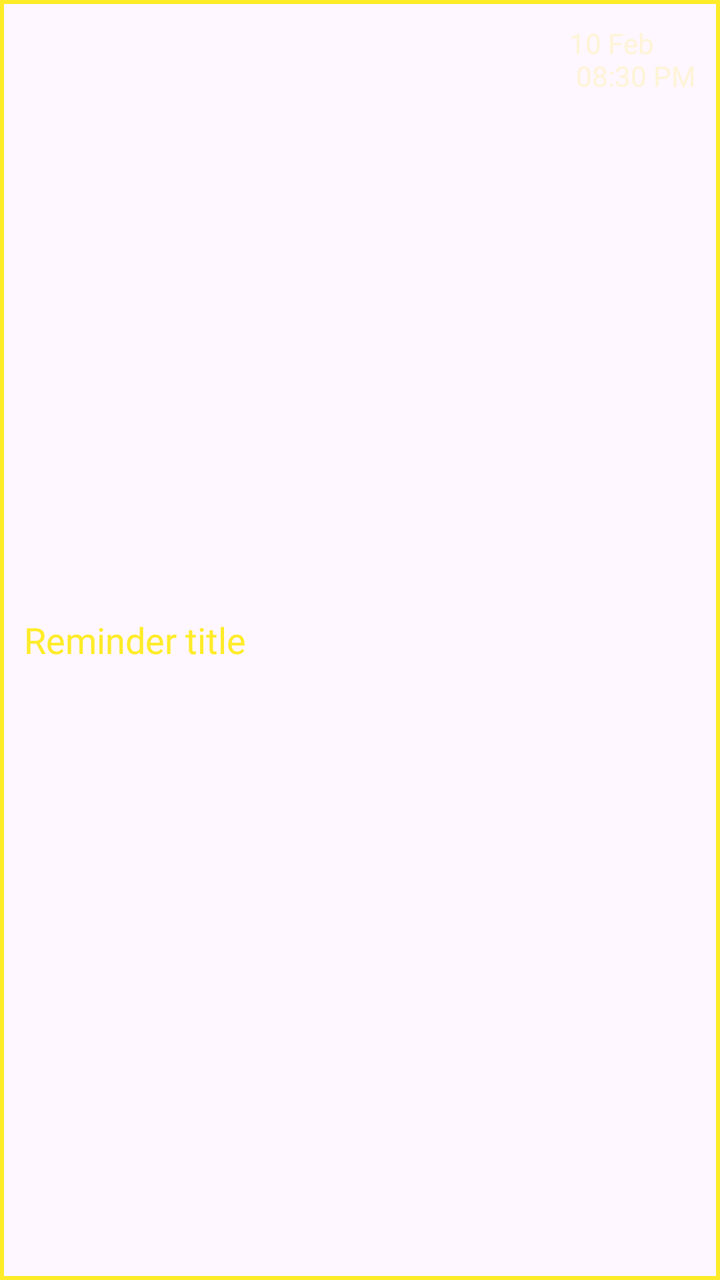
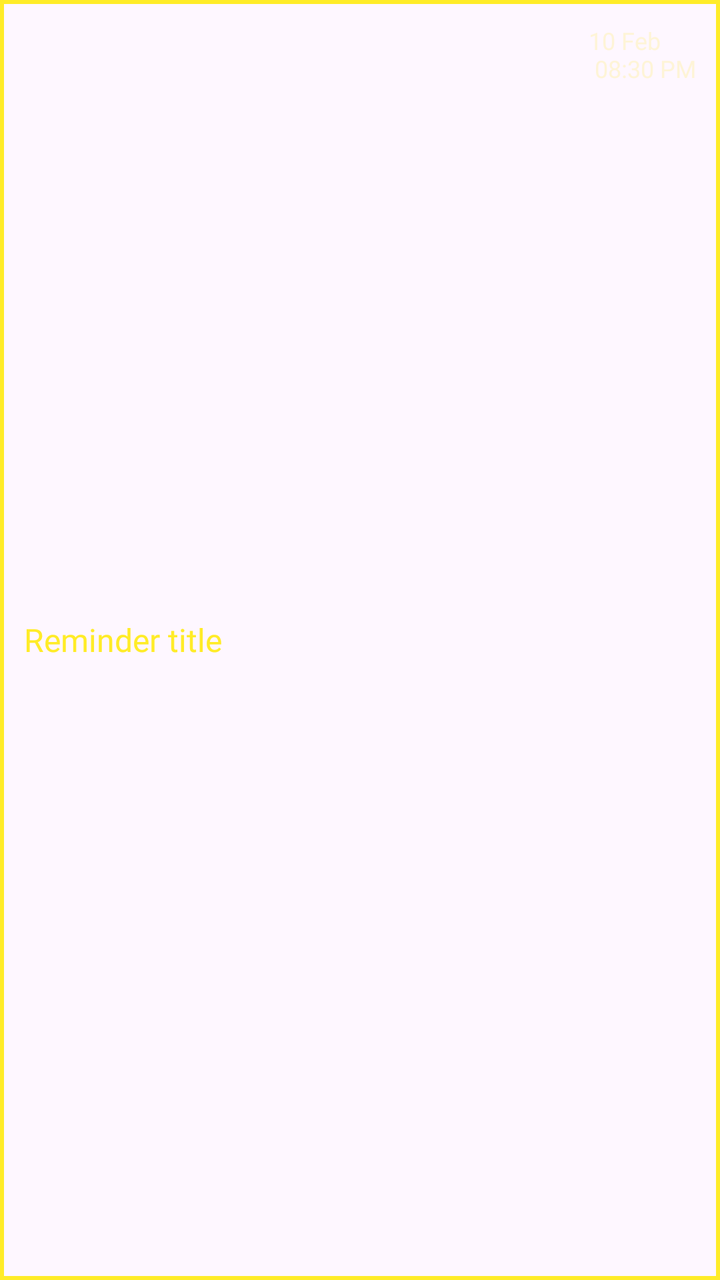

Before-and-after screenshots of an Android layout around one commit, followed by the original layout XML and the change that was made.
<!-- AndroidManifest.xml: application theme Theme.VOX -->
<!-- res/layout/item_reminder.xml -->
<?xml version="1.0" encoding="utf-8"?>
<LinearLayout
    xmlns:android="http://schemas.android.com/apk/res/android"
    android:layout_width="match_parent"
    android:layout_height="wrap_content"
    android:orientation="horizontal"
    android:gravity="center"
    android:padding="12dp"
    android:background="@drawable/container_m"
    android:layout_marginBottom="8dp">

    <TextView
        android:layout_weight="1"
        android:layout_width="0dp"
        android:layout_height="wrap_content"
        android:id="@+id/tvTitle"
        android:text="Reminder title"
        android:textSize="18sp"
        android:textColor="@color/yellow_main"
        android:fontFamily="@font/lowerpixel"/>

    <TextView
        android:layout_width="wrap_content"
        android:layout_height="wrap_content"
        android:id="@+id/tvTime"
        android:layout_gravity="right"
        android:text="10 Feb \n 08:30 PM"
        android:textSize="14sp"
        android:textColor="@color/yellow_main30"
        android:fontFamily="@font/lowerpixel"/>
</LinearLayout>
<!-- resources referenced by this layout -->
<resources>
  <color name="yellow_main">#FFEC28</color>
  <color name="yellow_main30">#30FFEC28</color>
  <!-- drawable container_m (drawable) -->
  <?xml version="1.0" encoding="utf-8"?>
  <shape xmlns:android="http://schemas.android.com/apk/res/android">
      <stroke android:color="@color/yellow_main" android:width="2dp"/>
  </shape>
  <style name="Theme.VOX" parent="Base.Theme.VOX" />
  <style name="Base.Theme.VOX" parent="Theme.Material3.DayNight.NoActionBar">
          
          
      </style>
</resources>

<!-- the commit's change to res/layout/item_reminder.xml (unified diff, before → after) -->
@@ -15,7 +15,7 @@
         android:layout_height="wrap_content"
         android:id="@+id/tvTitle"
         android:text="Reminder title"
-        android:textSize="18sp"
+        android:textSize="16sp"
         android:textColor="@color/yellow_main"
         android:fontFamily="@font/lowerpixel"/>
 
@@ -25,7 +25,7 @@
         android:id="@+id/tvTime"
         android:layout_gravity="right"
         android:text="10 Feb \n 08:30 PM"
-        android:textSize="14sp"
+        android:textSize="12sp"
         android:textColor="@color/yellow_main30"
         android:fontFamily="@font/lowerpixel"/>
 </LinearLayout>
